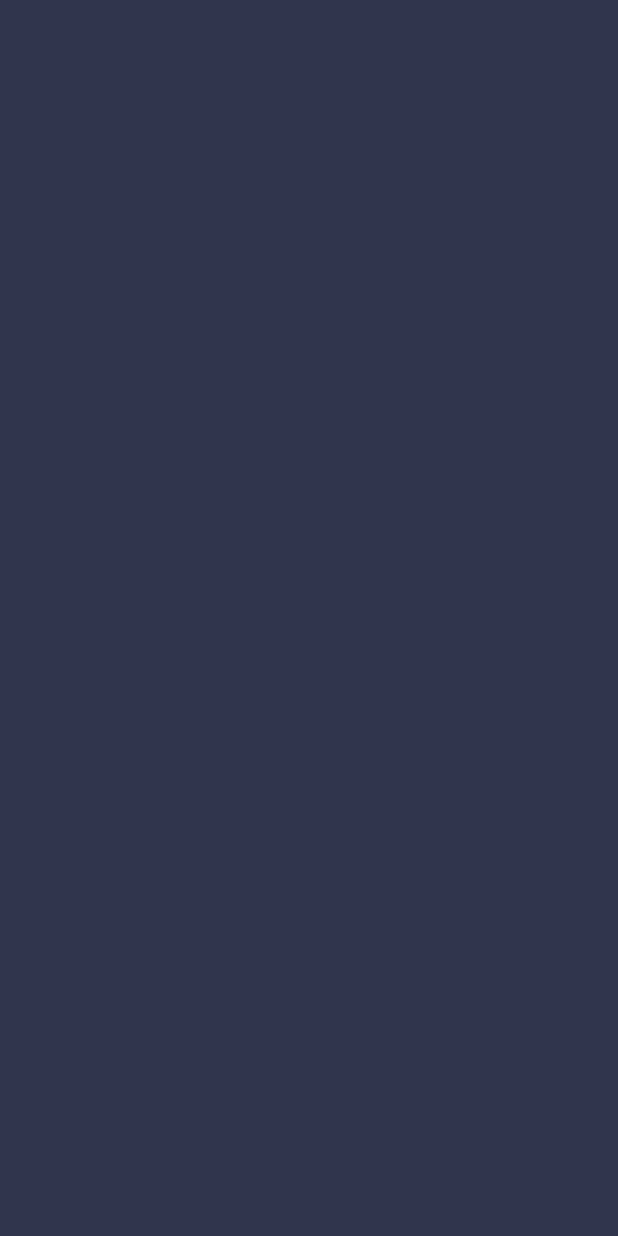
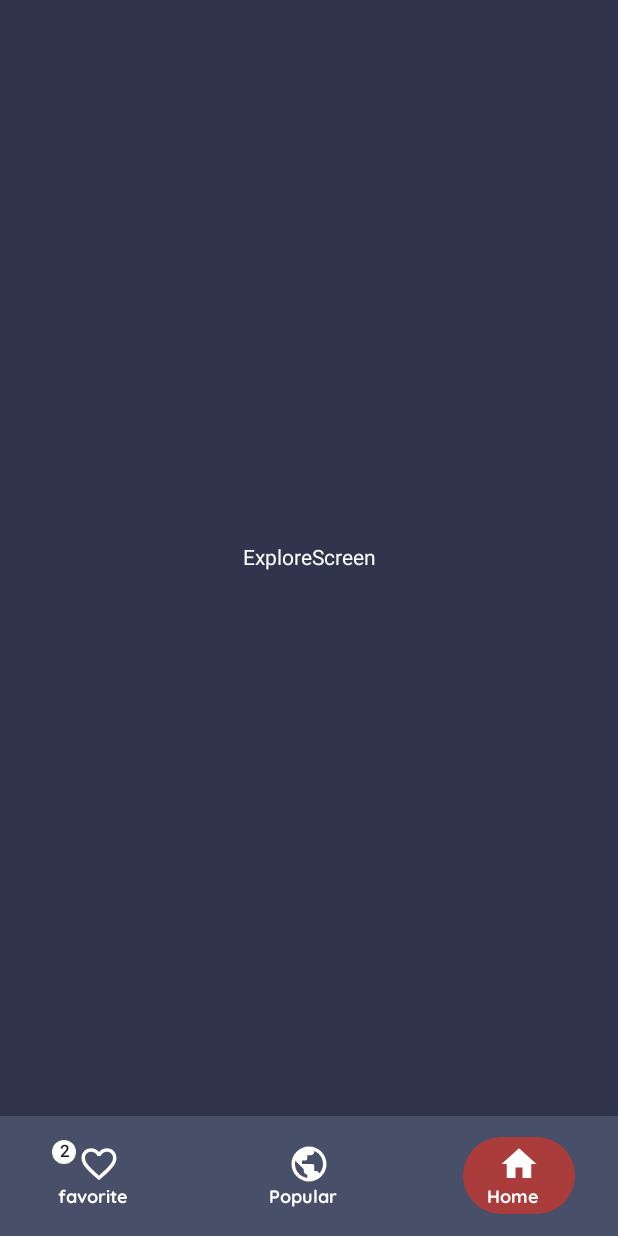
Before and after one commit to armanqanih/ArmanJDM, an Android app built with Jetpack Compose: the screen it shows after launch (MainActivity), on a phone screen of 412 x 824 dp. Before the commit the screen is empty. Run offline under Robolectric (Android 15) with nearby library versions, the phone set to English and light mode, and no system bars; our stand-ins replace Dagger/Hilt's generated code.

Commit message:
add bottom navigation and some screens

```diff
--- /dev/null
+++ b/app/src/main/java/com/example/gradle/presentation/composable/StandardScaffold.kt
@@ -0,0 +1,195 @@
+package com.example.gradle.presentation.composable
+
+import androidx.compose.foundation.background
+import androidx.compose.foundation.layout.Arrangement
+import androidx.compose.foundation.layout.Box
+import androidx.compose.foundation.layout.Column
+import androidx.compose.foundation.layout.fillMaxSize
+import androidx.compose.foundation.layout.fillMaxWidth
+import androidx.compose.foundation.layout.height
+import androidx.compose.foundation.layout.padding
+import androidx.compose.foundation.layout.size
+import androidx.compose.foundation.layout.width
+import androidx.compose.foundation.shape.RoundedCornerShape
+import androidx.compose.material.Icon
+import androidx.compose.material.MaterialTheme
+import androidx.compose.material.Scaffold
+import androidx.compose.material.Text
+import androidx.compose.material.icons.Icons
+import androidx.compose.material.icons.filled.Favorite
+import androidx.compose.material.icons.filled.Home
+import androidx.compose.material.icons.outlined.FavoriteBorder
+import androidx.compose.material.icons.outlined.Home
+import androidx.compose.material.icons.rounded.LiveTv
+import androidx.compose.material.icons.rounded.Public
+import androidx.compose.material.icons.rounded.Search
+import androidx.compose.material3.Badge
+import androidx.compose.material3.BadgedBox
+import androidx.compose.material3.NavigationBar
+import androidx.compose.material3.NavigationBarItem
+import androidx.compose.material3.NavigationBarItemDefaults
+import androidx.compose.material3.Surface
+import androidx.compose.runtime.Composable
+import androidx.compose.runtime.getValue
+import androidx.compose.runtime.mutableStateOf
+import androidx.compose.runtime.saveable.rememberSaveable
+import androidx.compose.runtime.setValue
+import androidx.compose.ui.Alignment
+import androidx.compose.ui.Modifier
+import androidx.compose.ui.draw.clip
+import androidx.compose.ui.graphics.vector.ImageVector
+import androidx.compose.ui.text.font.FontWeight
+import androidx.compose.ui.unit.dp
+import androidx.navigation.NavController
+
+import com.example.gradle.ui.navigation.ScreenNavigation
+
+@Composable
+fun StandardScaffold(
+    navController: NavController,
+    modifier: Modifier = Modifier,
+    showBottomBar: Boolean = true,
+    content: @Composable () -> Unit,
+
+    ) {
+    val items = listOf(
+        BottomNavItem(
+            title = "Home",
+            route =
+            ScreenNavigation.ExploreScreen.route,
+            selectedItem = Icons.Filled.Home,
+            unSelectedItem = Icons.Outlined.Home,
+            ),
+
+        BottomNavItem(
+            title = "Popular",
+            route = ScreenNavigation.ProfileScreen.route,
+            selectedItem = Icons.Rounded.Public,
+            unSelectedItem = Icons.Rounded.Public,
+
+            ),
+
+
+        BottomNavItem(
+            title = "favorite",
+            route = ScreenNavigation.CourseListScreen.route,
+            selectedItem = Icons.Filled.Favorite,
+            unSelectedItem = Icons.Outlined.FavoriteBorder,
+            badgeCount = 2
+        ),
+
+
+        )
+    var selectedItemIndex by rememberSaveable {
+        mutableStateOf(0)
+    }
+
+
+
+
+    Surface(modifier = modifier.fillMaxSize()) {
+
+        Scaffold(
+            bottomBar = {
+                if (showBottomBar) {
+                    NavigationBar(
+                        containerColor = MaterialTheme.colors.onBackground,
+                        modifier = Modifier
+                            .fillMaxWidth()
+
+                    ) {
+                        items.forEachIndexed { index, item ->
+                            NavigationBarItem(
+
+                                colors = NavigationBarItemDefaults.colors(
+                                    indicatorColor =
+
+                                        if (selectedItemIndex == index) MaterialTheme.colors.primary
+                                        else MaterialTheme.colors.onBackground
+
+
+
+
+
+                                ),
+                                selected = selectedItemIndex == index,
+                                onClick = {
+                                    selectedItemIndex = index
+                                    if (navController.currentDestination?.route != item.route) {
+                                        navController.navigate(item.route)
+                                    }
+                                },
+                                alwaysShowLabel = true,
+                                icon = {
+                                      Box(){
+                                          BadgedBox(
+                                              badge = {
+                                                  if (item.badgeCount != null) {
+                                                      Badge(
+                                                          containerColor =  MaterialTheme.colors.onPrimary
+                                                      ) {
+                                                          androidx.compose.material3.Text(text = item.badgeCount.toString())
+                                                      }
+                                                  } else if (item.hasNews) {
+                                                      Badge()
+                                                  }
+                                              }
+                                          ) {
+                                              Column(
+                                                  horizontalAlignment = Alignment.CenterHorizontally,
+                                                  verticalArrangement = Arrangement.Center,
+
+
+                                                  ){
+                                                  Icon(
+                                                      modifier = Modifier.size(28.dp),
+                                                      imageVector = if (selectedItemIndex == index) {
+                                                          item.selectedItem
+                                                      } else item.unSelectedItem,
+                                                      tint = MaterialTheme.colors.onPrimary,
+                                                      contentDescription = item.title,
+                                                  )
+
+                                                  Text(
+                                                      modifier = Modifier.padding(start = 8.dp), // Add padding between icon and text
+                                                      text = item.title,
+                                                      color = MaterialTheme.colors.onPrimary,
+                                                      style = MaterialTheme.typography.body2,
+                                                      fontWeight = FontWeight.Bold
+                                                  )
+
+                                              }
+
+                                          }
+                                      }
+
+
+                                },
+
+                                )
+                        }
+                    }
+                }
+
+            }
+        ) {
+            Column(modifier = Modifier.padding(it)) {
+                content()
+            }
+
+        }
+
+    }
+
+}
+
+
+data class BottomNavItem(
+    val title: String,
+    val route: String,
+    val selectedItem: ImageVector,
+    val unSelectedItem: ImageVector,
+    val hasNews: Boolean = false,
+    val badgeCount: Int? = null
+
+)
--- /dev/null
+++ b/app/src/main/java/com/example/gradle/presentation/screen/course_list/CourseScreen.kt
@@ -0,0 +1,41 @@
+package com.example.gradle.presentation.screen.course_list
+
+import androidx.compose.foundation.layout.Arrangement
+import androidx.compose.foundation.layout.Column
+import androidx.compose.foundation.layout.Spacer
+import androidx.compose.foundation.layout.fillMaxSize
+import androidx.compose.foundation.layout.height
+import androidx.compose.foundation.lazy.LazyColumn
+import androidx.compose.material.MaterialTheme
+import androidx.compose.material3.Text
+import androidx.compose.runtime.Composable
+import androidx.compose.ui.Alignment
+import androidx.compose.ui.Modifier
+import androidx.compose.ui.unit.dp
+import com.example.gradle.presentation.util.Dimens.SpaceSmall
+
+@Composable
+fun CourseScreen(
+
+) {
+    Column(modifier = Modifier.fillMaxSize(),
+        horizontalAlignment = Alignment.CenterHorizontally,
+        verticalArrangement = Arrangement.Center
+        ) {
+        // Title and filter button row
+        Spacer(modifier = Modifier.height(35.dp))
+
+        LazyColumn(
+            modifier = Modifier.fillMaxSize(),
+            verticalArrangement = Arrangement.spacedBy(SpaceSmall),
+        ) {
+            item {
+
+                Text(
+                    "CourseScreen",
+                    color = MaterialTheme.colors.onPrimary
+                )
+            }
+        }
+    }
+}
--- /dev/null
+++ b/app/src/main/java/com/example/gradle/presentation/screen/course_list/CourseViewModel.kt
@@ -0,0 +1,14 @@
+package com.example.gradle.presentation.screen.course_list
+
+import androidx.lifecycle.ViewModel
+import dagger.hilt.android.lifecycle.HiltViewModel
+import javax.inject.Inject
+
+@HiltViewModel
+class CourseViewModel @Inject constructor(
+
+): ViewModel() {
+
+
+
+}
--- /dev/null
+++ b/app/src/main/java/com/example/gradle/presentation/screen/explore/ExploreScreen.kt
@@ -0,0 +1,27 @@
+package com.example.gradle.presentation.screen.explore
+
+import androidx.compose.foundation.layout.Arrangement
+import androidx.compose.foundation.layout.Column
+import androidx.compose.foundation.layout.fillMaxSize
+import androidx.compose.material.MaterialTheme
+import androidx.compose.material3.Text
+import androidx.compose.runtime.Composable
+import androidx.compose.ui.Alignment
+import androidx.compose.ui.Modifier
+
+@Composable
+fun ExploreScreen(
+
+){
+
+    Column (modifier = Modifier.fillMaxSize(),
+        horizontalAlignment = Alignment.CenterHorizontally,
+        verticalArrangement = Arrangement.Center
+
+    ){
+        Text("ExploreScreen",
+            color = MaterialTheme.colors.onPrimary
+            )
+    }
+
+}
--- /dev/null
+++ b/app/src/main/java/com/example/gradle/presentation/screen/profile/ProfileScreen.kt
@@ -0,0 +1,26 @@
+package com.example.gradle.presentation.screen.profile
+
+import androidx.compose.foundation.layout.Arrangement
+import androidx.compose.foundation.layout.Column
+import androidx.compose.foundation.layout.fillMaxSize
+import androidx.compose.material.MaterialTheme
+import androidx.compose.material3.Text
+import androidx.compose.runtime.Composable
+import androidx.compose.ui.Alignment
+import androidx.compose.ui.Modifier
+
+@Composable
+fun ProfileScreen(
+
+){
+
+    Column (modifier = Modifier.fillMaxSize(),
+        horizontalAlignment = Alignment.CenterHorizontally,
+        verticalArrangement = Arrangement.Center
+
+    ){
+        Text("ProfileScreen",
+            color = MaterialTheme.colors.onPrimary)
+    }
+
+}
--- a/app/src/main/java/com/example/gradle/presentation/screen/screen_one/ExampleScreen.kt
+++ /dev/null
@@ -1 +0,0 @@
-package com.example.gradle.presentation.screen.screen_one
--- a/app/src/main/java/com/example/gradle/presentation/screen/screen_one/ExampleViewModel.kt
+++ /dev/null
@@ -1 +0,0 @@
-package com.example.gradle.presentation.screen.screen_one
--- a/app/src/main/java/com/example/gradle/ui/app/MainActivity.kt
+++ b/app/src/main/java/com/example/gradle/ui/app/MainActivity.kt
@@ -4,11 +4,20 @@ import android.os.Bundle
 import androidx.activity.ComponentActivity
 import androidx.activity.compose.setContent
 import androidx.activity.enableEdgeToEdge
+import androidx.compose.foundation.layout.fillMaxSize
+import androidx.compose.runtime.CompositionLocalProvider
+import androidx.compose.runtime.getValue
+import androidx.compose.ui.Modifier
+import androidx.compose.ui.platform.LocalLayoutDirection
 
 import androidx.compose.ui.platform.LocalSoftwareKeyboardController
+import androidx.compose.ui.unit.LayoutDirection
+import androidx.navigation.compose.currentBackStackEntryAsState
 
 import androidx.navigation.compose.rememberNavController
+import com.example.gradle.presentation.composable.StandardScaffold
 import com.example.gradle.ui.navigation.NavigationApp
+import com.example.gradle.ui.navigation.ScreenNavigation
 import com.example.gradle.ui.theme.CleanArchitectureMovieAppTheme
 
 
@@ -19,8 +28,20 @@ class MainActivity : ComponentActivity() {
         setContent {
             val navController = rememberNavController()
             val keyboardController = LocalSoftwareKeyboardController.current
+            CompositionLocalProvider(LocalLayoutDirection provides LayoutDirection.Rtl) {
+            CleanArchitectureMovieAppTheme {
+                val navBackStackEntry by navController.currentBackStackEntryAsState()
+                val currentRoute = navBackStackEntry?.destination?.route
+                StandardScaffold(
+                    navController = navController,
+                    showBottomBar = currentRoute in listOf(
+                        ScreenNavigation.ExploreScreen.route,
+                        ScreenNavigation.ProfileScreen.route ,
+                        ScreenNavigation.CourseListScreen .route,
+                    )  ,
+                    modifier = Modifier.fillMaxSize(),
 
-            CleanArchitectureMovieAppTheme {
+                    ) {
 
                     if (keyboardController != null) {
                         NavigationApp(
@@ -32,8 +53,8 @@ class MainActivity : ComponentActivity() {
 
                             )
                     }
-
+                }
             }
-        }
+        }}
     }
 }
--- a/app/src/main/java/com/example/gradle/ui/navigation/NavigationApp.kt
+++ b/app/src/main/java/com/example/gradle/ui/navigation/NavigationApp.kt
@@ -12,9 +12,10 @@ import androidx.compose.ui.platform.SoftwareKeyboardController
 import androidx.navigation.NavHostController
 import androidx.navigation.compose.NavHost
 import androidx.navigation.compose.composable
+import com.example.gradle.presentation.screen.course_list.CourseScreen
+import com.example.gradle.presentation.screen.explore.ExploreScreen
+import com.example.gradle.presentation.screen.profile.ProfileScreen
 import com.example.gradle.ui.app.MainActivity
-
-
 
 
 @Composable
@@ -36,13 +37,21 @@ fun NavigationApp(
             val bottomPadding = paddingValues.calculateBottomPadding()
             NavHost(
                 navController = navController,
-                startDestination = ScreenNavigation.exploreScreen.route,
+                startDestination = ScreenNavigation.ExploreScreen.route,
                 modifier = Modifier.padding(bottom = bottomPadding)
             ) {
-                composable(route = ScreenNavigation.exploreScreen.route) {
+                composable(route = ScreenNavigation.ExploreScreen.route) {
+                  ExploreScreen()
+                }
+                composable(route = ScreenNavigation.CourseListScreen.route) {
+                  CourseScreen()
+                }
+                composable(route = ScreenNavigation.ProfileScreen.route) {
+                  ProfileScreen()
+                }
+                composable(route = ScreenNavigation.CourseDetail.route) {
 
                 }
-
 
 
             }
--- a/app/src/main/java/com/example/gradle/ui/navigation/ScreenNavigation.kt
+++ b/app/src/main/java/com/example/gradle/ui/navigation/ScreenNavigation.kt
@@ -2,12 +2,11 @@ package com.example.gradle.ui.navigation
 
 sealed class ScreenNavigation(val route: String) {
 
-    object detailScreen : ScreenNavigation(route = "Detail_Screen")
-    object favorateScreen : ScreenNavigation(route = "BookMark_Screen")
-    object exploreScreen : ScreenNavigation(route = "Home_Screen")
-    object searchScreen : ScreenNavigation(route = "Search_Screen")
-    object profileScreen : ScreenNavigation(route = "Search_screen")
-    object bookMarkScreen : ScreenNavigation(route = "Search_screen")
+    object CourseListScreen : ScreenNavigation(route = "CourseList")
+    object CourseDetail : ScreenNavigation(route = "CourseDetail")
+    object ExploreScreen : ScreenNavigation(route = "Explore")
+    object ProfileScreen : ScreenNavigation(route = "Profile_screen")
+
 
 
 }
```
